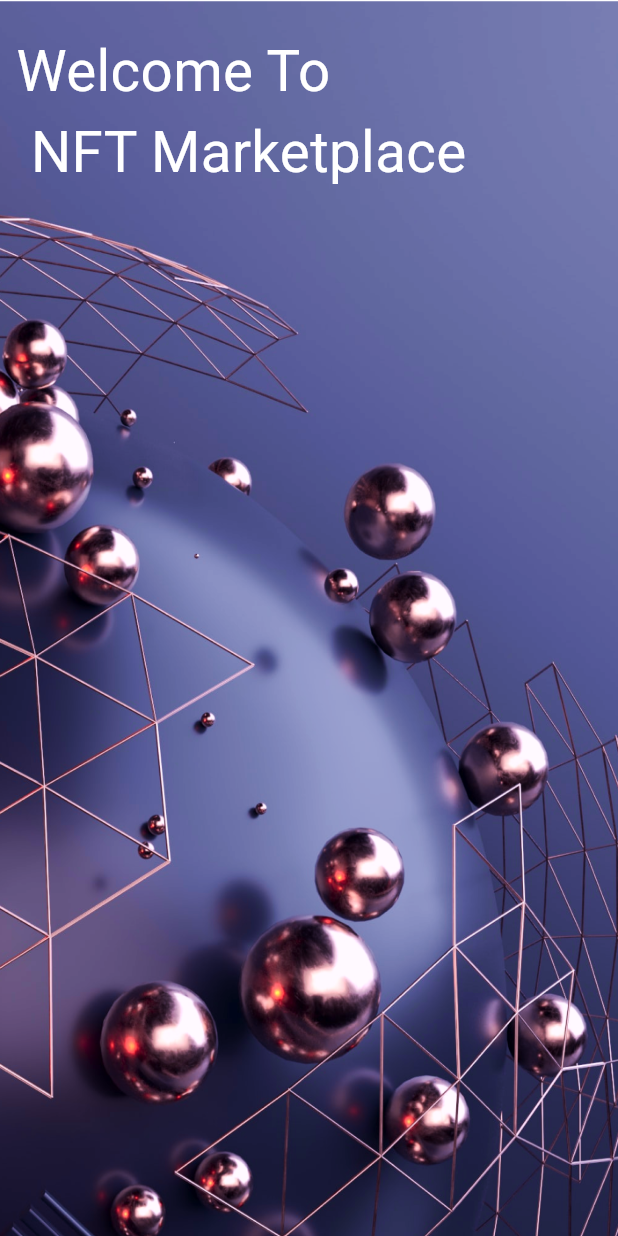
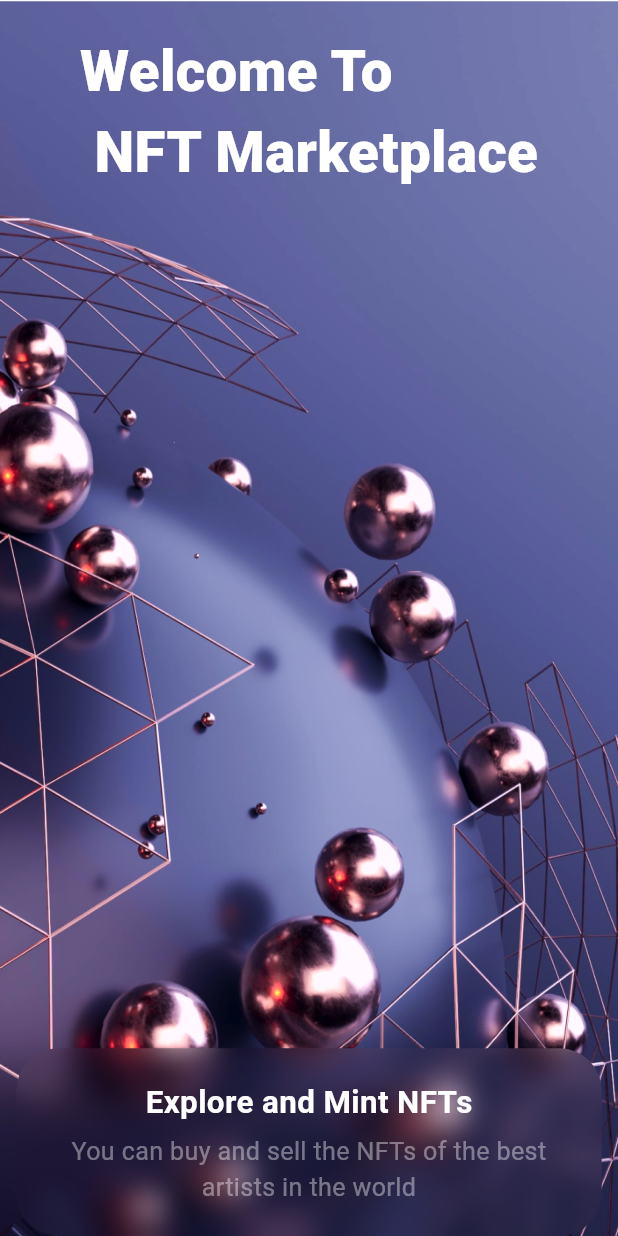
Before and after one commit to SyedAbdalAhmedShah/nft, a Flutter app: the screen it shows after launch, on a phone screen of 412 x 824 dp. Run offline on Flutter 3.47's test engine with Material 3 defaults, Android fonts, the phone set to English and light mode, and no system bars; our stand-ins replace flutter_screenutil, gap.

Commit message:
splash ui glass morphism added

```diff
--- a/lib/constants/app_strings.dart
+++ b/lib/constants/app_strings.dart
@@ -2,6 +2,9 @@
 
 class AppStrings {
   static const String APP_NAME = "NFT Marketplace";
+  static const String EXPLORE_NFT = "Explore and Mint NFTs";
+  static const String YOU_CAN_BUY =
+      "You can buy and sell the NFTs of the best artists in the world";
 
   static const String WELCOME_NFT_MARKET = "Welcome To \n NFT Marketplace";
 }
--- a/lib/views/splash.dart
+++ b/lib/views/splash.dart
@@ -1,3 +1,5 @@
+import 'dart:ui';
+
 import 'package:flutter/material.dart';
 import 'package:flutter_screenutil/flutter_screenutil.dart';
 import 'package:gap/gap.dart';
@@ -24,8 +26,44 @@ class SplashPage extends StatelessWidget {
                 Gap(20.h),
                 Text(
                   AppStrings.WELCOME_NFT_MARKET,
-                  style: TextStyle(fontSize: 36.sp),
-                )
+                  style:
+                      TextStyle(fontSize: 36.sp, fontWeight: FontWeight.w900),
+                ),
+                Gap(30.h),
+                const Spacer(),
+                ClipRRect(
+                  borderRadius: BorderRadius.circular(27.r),
+                  child: BackdropFilter(
+                    filter: ImageFilter.blur(sigmaX: 10, sigmaY: 10),
+                    child: Container(
+                      width: double.infinity,
+                      padding: EdgeInsets.all(20.r),
+                      decoration: BoxDecoration(
+                          color: Theme.of(context)
+                              .colorScheme
+                              .primary
+                              .withOpacity(0.1),
+                          borderRadius: BorderRadius.circular(27.r)),
+                      child: Column(
+                        children: [
+                          Text(
+                            AppStrings.EXPLORE_NFT,
+                            style: TextStyle(
+                                fontSize: 20.sp, fontWeight: FontWeight.bold),
+                          ),
+                          Gap(5.h),
+                          Text(
+                            AppStrings.YOU_CAN_BUY,
+                            textAlign: TextAlign.center,
+                            style: TextStyle(
+                                fontSize: 16.sp,
+                                color: Colors.white.withOpacity(0.4)),
+                          ),
+                        ],
+                      ),
+                    ),
+                  ),
+                ),
               ],
             ),
           ),
```
